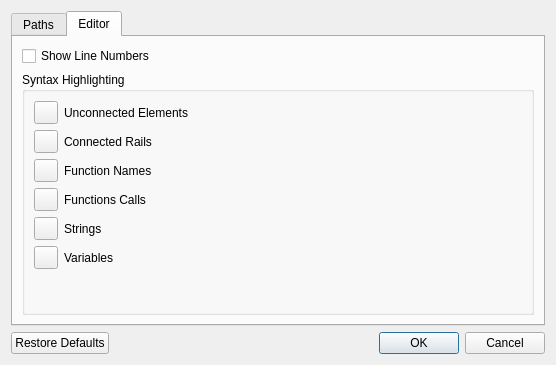
ccebinger/SWPSoSe14, file Editor/TextEditor/ApplicationPreferencesDialog.ui: the form before one commit.
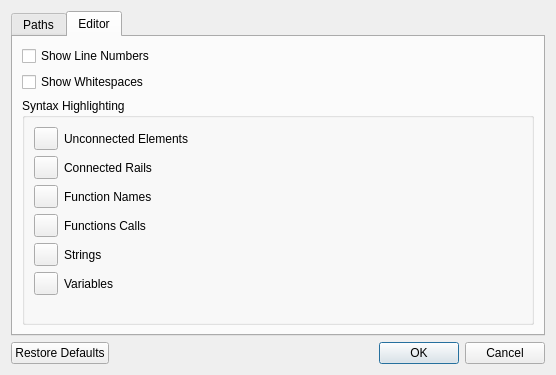
The form after the commit. The open tabs and pages were chosen to show the change. Custom widgets are drawn as their Qt base class.

Commit message: added class for saving a text selection for cut/copy/paste and later for undo/redo and "hover"; added visible white spaces option

```diff
--- a/Editor/TextEditor/ApplicationPreferencesDialog.ui
+++ b/Editor/TextEditor/ApplicationPreferencesDialog.ui
@@ -10,7 +10,7 @@
     <x>0</x>
     <y>0</y>
     <width>556</width>
-    <height>365</height>
+    <height>375</height>
    </rect>
   </property>
   <property name="windowTitle">
@@ -116,7 +116,7 @@
        <string>Editor</string>
       </attribute>
       <layout class="QGridLayout" name="gridLayout_2">
-       <item row="1" column="0">
+       <item row="2" column="0">
         <widget class="QGroupBox" name="ui_syntaxHighlightingGroupBox">
          <property name="layoutDirection">
           <enum>Qt::LeftToRight</enum>
@@ -235,6 +235,13 @@
          </property>
         </widget>
        </item>
+       <item row="1" column="0">
+        <widget class="QCheckBox" name="ui_showWhiteSpacesCheckBox">
+         <property name="text">
+          <string>Show Whitespaces</string>
+         </property>
+        </widget>
+       </item>
       </layout>
      </widget>
     </widget>
```
The commit also changes 9 other files.
